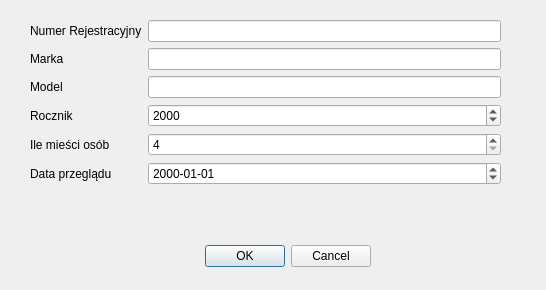
Old version of the form Dialogi/dodajauto.ui in the repository margap1998/Bazy-danych-taxi.
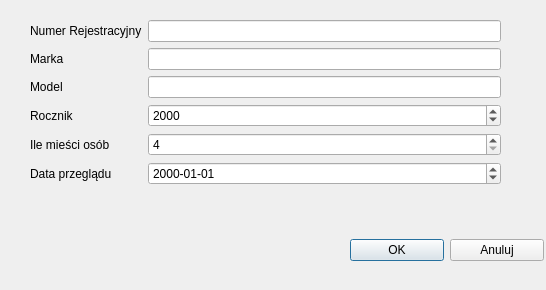
New version of the form.

```diff
--- a/Dialogi/dodajauto.ui
+++ b/Dialogi/dodajauto.ui
@@ -13,22 +13,6 @@
   <property name="windowTitle">
    <string>Dialog</string>
   </property>
-  <widget class="QDialogButtonBox" name="buttonBox">
-   <property name="geometry">
-    <rect>
-     <x>30</x>
-     <y>240</y>
-     <width>341</width>
-     <height>32</height>
-    </rect>
-   </property>
-   <property name="orientation">
-    <enum>Qt::Horizontal</enum>
-   </property>
-   <property name="standardButtons">
-    <set>QDialogButtonBox::Cancel|QDialogButtonBox::Ok</set>
-   </property>
-  </widget>
   <widget class="QWidget" name="formLayoutWidget">
    <property name="geometry">
     <rect>
@@ -122,6 +106,32 @@
     </item>
    </layout>
   </widget>
+  <widget class="QWidget" name="horizontalLayoutWidget">
+   <property name="geometry">
+    <rect>
+     <x>350</x>
+     <y>210</y>
+     <width>194</width>
+     <height>80</height>
+    </rect>
+   </property>
+   <layout class="QHBoxLayout" name="horizontalLayout">
+    <item>
+     <widget class="QPushButton" name="Ok">
+      <property name="text">
+       <string>OK</string>
+      </property>
+     </widget>
+    </item>
+    <item>
+     <widget class="QPushButton" name="anuluj">
+      <property name="text">
+       <string>Anuluj</string>
+      </property>
+     </widget>
+    </item>
+   </layout>
+  </widget>
  </widget>
  <resources/>
  <connections>
```
Left out of the diff: 35 changed lines with no effect on the pictures.
